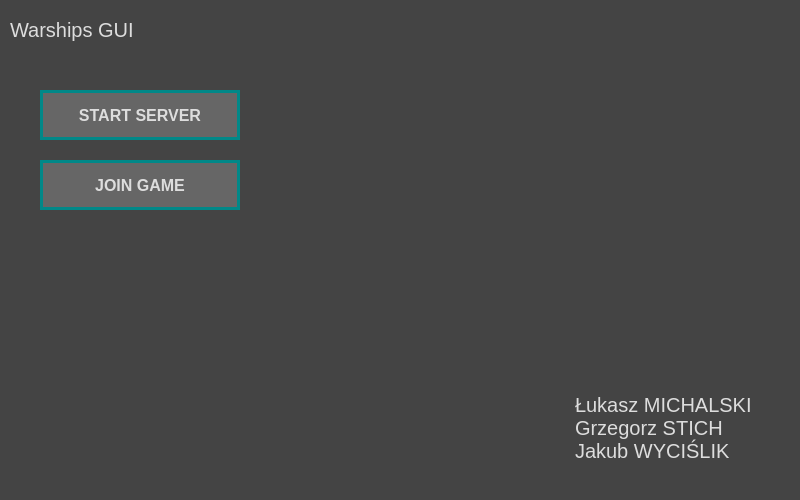
LukaszMichalsky/PS-Warships-GUI, file application.ui: the form before one commit.
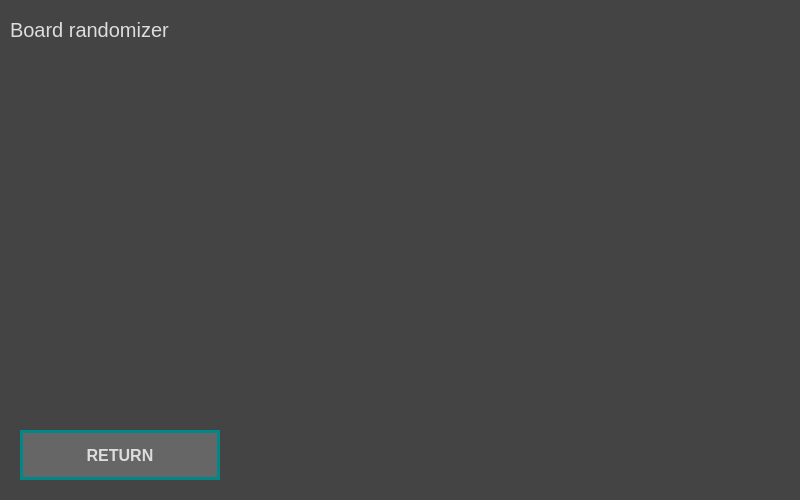
The form after the commit. The open tabs and pages were chosen to show the change.

Commit message: Added pages for board builders

Diff of the .ui file:
```diff
--- a/application.ui
+++ b/application.ui
@@ -38,6 +38,14 @@
 
 /* Type selectors */
 
+QGraphicsView {
+	background-color: #666666;
+
+	border-color: #FF9900;
+	border-style: solid;
+	border-width: 3px;
+}
+
 QLabel {
 	font-size: 20px;
 
@@ -551,6 +559,40 @@
       </property>
      </widget>
     </widget>
+    <widget class="QWidget" name="pageBuildRandom">
+     <widget class="QLabel" name="labelBuildRandomTitle">
+      <property name="geometry">
+       <rect>
+        <x>10</x>
+        <y>0</y>
+        <width>780</width>
+        <height>60</height>
+       </rect>
+      </property>
+      <property name="text">
+       <string>Board randomizer</string>
+      </property>
+      <property name="BORDER_BOTTOM" stdset="0">
+       <bool>true</bool>
+      </property>
+      <property name="STYLE_TITLE" stdset="0">
+       <bool>true</bool>
+      </property>
+     </widget>
+     <widget class="QPushButton" name="btnBuildRandomReturn">
+      <property name="geometry">
+       <rect>
+        <x>20</x>
+        <y>430</y>
+        <width>200</width>
+        <height>50</height>
+       </rect>
+      </property>
+      <property name="text">
+       <string>RETURN</string>
+      </property>
+     </widget>
+    </widget>
    </widget>
   </widget>
  </widget>
```
Left out of the diff: 2 changed lines with no effect on the pictures. The commit also changes 5 other files.
